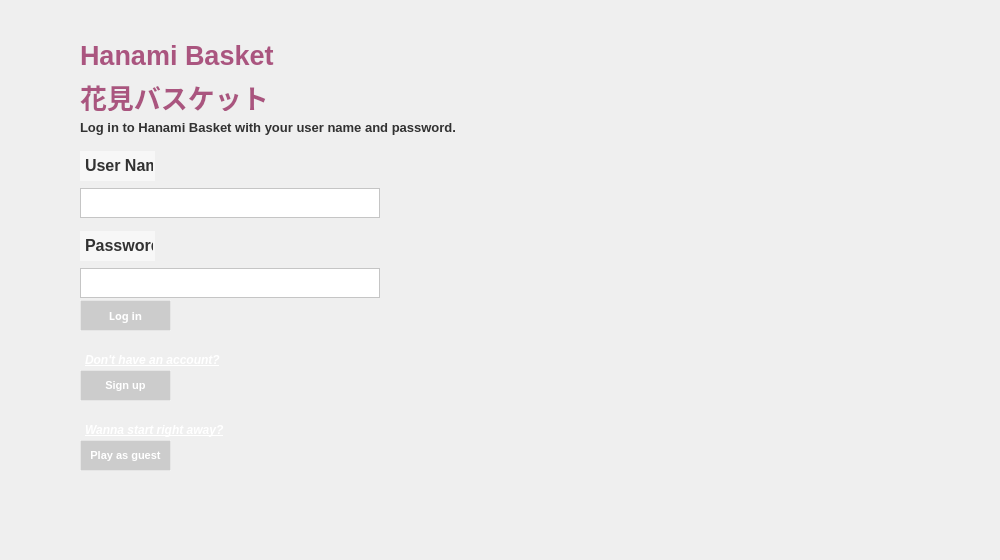
YuanRuQian/Hanami-Basket, file mainwindow.ui: the form before one commit.
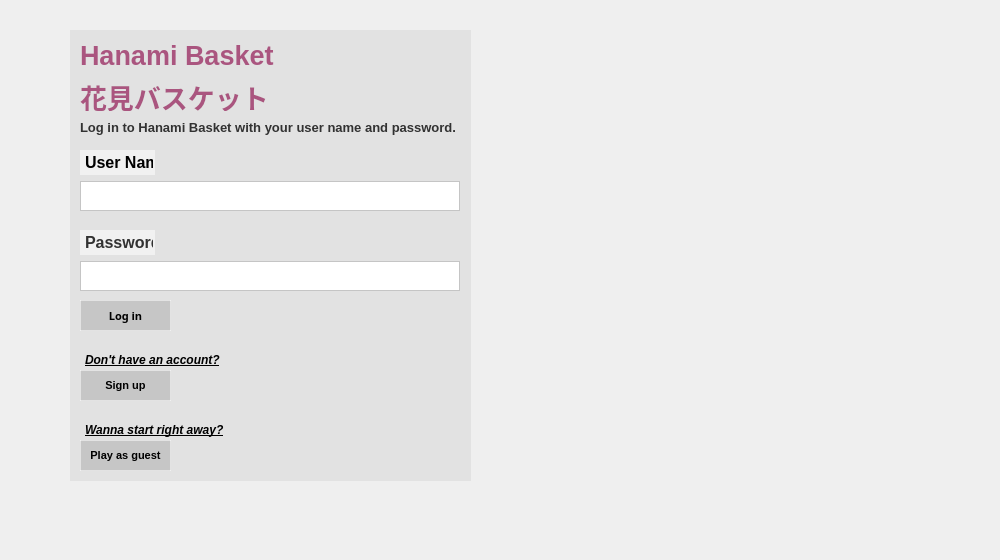
The form after the commit. Icons and pictures are not drawn.

Commit message:
After login: improve UI (#42)
* Change the project to application format and add after login ui window

* Change the constructor of mainwindow and connect the after login scene to game scene

* Connect to score files and show score history

* Avatar fits in view and adjust game scene size

* Update Avatar view

* Add feature: back to start screen

* Login window and after login window connected

* debug

* debug: set up profile

* debug: user avatar and error message

* debug: birthday greeting

* improve ui format

```diff
--- a/mainwindow.ui
+++ b/mainwindow.ui
@@ -70,7 +70,7 @@
       <property name="styleSheet">
        <string notr="true">#loginButton{
 background-color:rgba(169, 169, 169, 128);
-color: rgb(255, 255, 255);
+color: rgb(0,0,0);
 border-style:outset;
 border-width: 1px;
 border-color:rgba(255, 255, 255, 128);
@@ -101,7 +101,7 @@
       </property>
       <property name="styleSheet">
        <string notr="true">#signupLabel{
-color: rgb(255, 255, 255);
+color: rgb(0,0,0);
 font: bold 12px;
 padding: 2px;
 }
@@ -134,7 +134,7 @@
       <property name="styleSheet">
        <string notr="true">#signupButton{
 background-color:rgba(169, 169, 169, 128);
-color: rgb(255, 255, 255);
+color: rgb(0,0,0);
 border-style:outset;
 border-width: 1px;
 border-color:rgba(255, 255, 255, 128);
@@ -165,7 +165,7 @@
       </property>
       <property name="styleSheet">
        <string notr="true">#guestLabel{
-color: rgb(255, 255, 255);
+color: rgb(0,0,0);
 font: bold 12px;
 padding: 2px;
 }</string>
@@ -200,7 +200,7 @@
       <property name="styleSheet">
        <string notr="true">#guestButton{
 background-color:rgba(169, 169, 169, 128);
-color: rgb(255, 255, 255);
+color: rgb(0,0,0);
 border-style:outset;
 border-width: 1px;
 border-color:rgba(255, 255, 255, 128);
@@ -218,7 +218,7 @@
         <x>80</x>
         <y>150</y>
         <width>381</width>
-        <height>71</height>
+        <height>61</height>
        </rect>
       </property>
       <layout class="QVBoxLayout" name="usernameLayout">
@@ -250,7 +250,7 @@
 }</string>
          </property>
          <property name="text">
-          <string>&lt;html&gt;&lt;head/&gt;&lt;body&gt;&lt;p&gt;&lt;span style=&quot; font-size:12pt; font-weight:700; color:#323232;&quot;&gt;User Name&lt;/span&gt;&lt;/p&gt;&lt;/body&gt;&lt;/html&gt;</string>
+          <string>&lt;html&gt;&lt;head/&gt;&lt;body&gt;&lt;p&gt;&lt;span style=&quot; font-size:12pt; font-weight:700;&quot;&gt;User Name&lt;/span&gt;&lt;/p&gt;&lt;/body&gt;&lt;/html&gt;</string>
          </property>
         </widget>
        </item>
@@ -258,7 +258,7 @@
         <widget class="QPlainTextEdit" name="usernameText">
          <property name="maximumSize">
           <size>
-           <width>300</width>
+           <width>380</width>
            <height>30</height>
           </size>
          </property>
@@ -345,7 +345,7 @@
         <x>80</x>
         <y>230</y>
         <width>381</width>
-        <height>71</height>
+        <height>61</height>
        </rect>
       </property>
       <layout class="QVBoxLayout" name="passwordLayout">
@@ -388,7 +388,7 @@
          </property>
          <property name="maximumSize">
           <size>
-           <width>300</width>
+           <width>380</width>
            <height>30</height>
           </size>
          </property>
@@ -428,6 +428,33 @@
        <string>&lt;html&gt;&lt;head/&gt;&lt;body&gt;&lt;p&gt;&lt;span style=&quot; color:#aa557f;&quot;/&gt;&lt;/p&gt;&lt;/body&gt;&lt;/html&gt;</string>
       </property>
      </widget>
+     <widget class="QLabel" name="backgroundLabel">
+      <property name="geometry">
+       <rect>
+        <x>70</x>
+        <y>30</y>
+        <width>401</width>
+        <height>451</height>
+       </rect>
+      </property>
+      <property name="styleSheet">
+       <string notr="true">#backgroundLabel{background-color:rgba(214, 214, 214, 128)}</string>
+      </property>
+      <property name="text">
+       <string/>
+      </property>
+     </widget>
+     <zorder>backgroundLabel</zorder>
+     <zorder>loginButton</zorder>
+     <zorder>signupLabel</zorder>
+     <zorder>signupButton</zorder>
+     <zorder>guestLabel</zorder>
+     <zorder>guestButton</zorder>
+     <zorder>verticalLayoutWidget_2</zorder>
+     <zorder>instructionLabel</zorder>
+     <zorder>verticalLayoutWidget</zorder>
+     <zorder>verticalLayoutWidget_3</zorder>
+     <zorder>errorMessage</zorder>
     </widget>
     <widget class="QWidget" name="signupPage">
      <property name="styleSheet">
```
Left out of the diff: 38 changed lines with no effect on the pictures.
